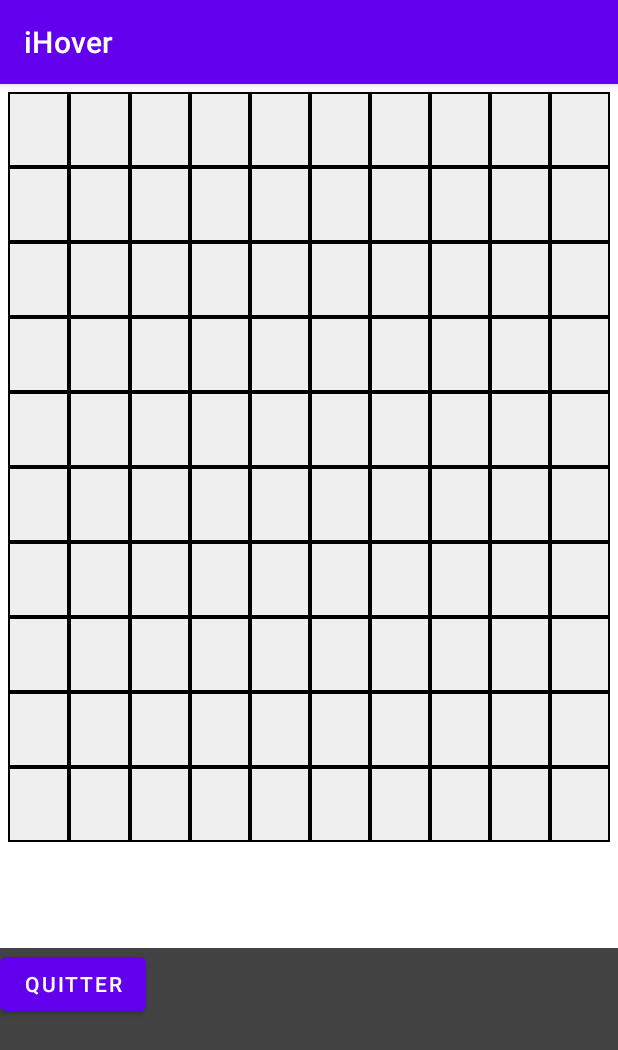
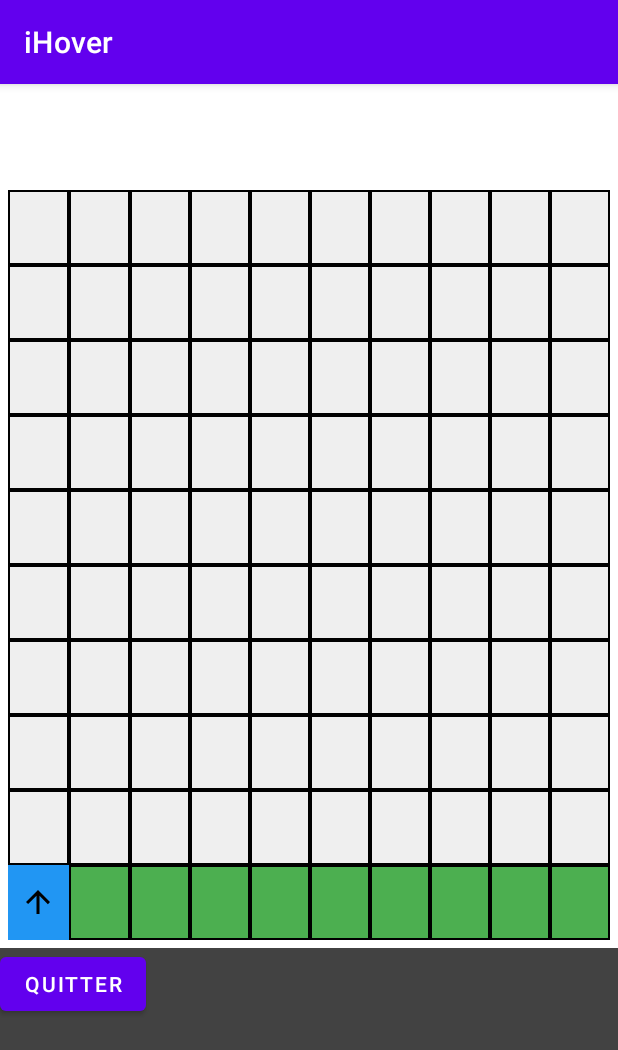
Before and after one commit to ousmane-diallo-sio/iHoover, an Android app: the screen it shows after launch (GridActivity), after a tap on "CRÉER LA GRILLE", on a phone screen of 412 x 824 dp. Shown: the top 1050 px of the screen. Run offline under Robolectric (Android 15) with nearby library versions, the phone set to English and light mode, and no system bars.

Commit message:
10/08/2022 C3

```diff
--- a/app/src/main/java/com/yanport/GridActivity.java
+++ b/app/src/main/java/com/yanport/GridActivity.java
@@ -8,12 +8,19 @@ import android.content.Context;
 import android.content.Intent;
 import android.os.Bundle;
 import android.util.Log;
+import android.util.Pair;
 import android.view.LayoutInflater;
 import android.view.View;
 import android.view.ViewGroup;
+import android.widget.ImageView;
 import android.widget.LinearLayout;
 import android.widget.TableLayout;
 import android.widget.TextView;
+
+import com.yanport.entites.Vacuum;
+
+import java.util.ArrayList;
+import java.util.List;
 
 public class GridActivity extends AppCompatActivity {
 
@@ -41,7 +48,6 @@ public class GridActivity extends AppCompatActivity {
 
         LayoutInflater inflater = (LayoutInflater) getSystemService(Context.LAYOUT_INFLATER_SERVICE);
 
-
         for(int i = 0; i < this.gridHeight; i++){
             LinearLayout row = (LinearLayout) inflater.inflate(R.layout.grid_row, null);
             for(int j = 0; j < this.gridLength; j++){
@@ -51,12 +57,15 @@ public class GridActivity extends AppCompatActivity {
             gridContainer.addView(row);
         }
 
-        /*LinearLayout layout = (LinearLayout) this.gridContainer.getChildAt(5);
-        LinearLayout case1 = (LinearLayout) layout.getChildAt(4);
+        Vacuum vacuum = new Vacuum(new Pair<>(gridLength, gridHeight), new ImageView(this));
+
+        LinearLayout layout = (LinearLayout) this.gridContainer.getChildAt(0);
+        layout.setBackgroundResource(R.color.green);
+        LinearLayout case1 = (LinearLayout) layout.getChildAt(0);
         case1.setBackgroundResource(R.color.blue);
         TextView tv = new TextView(this);
         tv.setText("Test");
-        case1.addView(tv);*/
+        case1.addView(vacuum.getVacuumImg());
 
 
 
--- a/app/src/main/java/com/yanport/MainActivity.java
+++ b/app/src/main/java/com/yanport/MainActivity.java
@@ -27,7 +27,7 @@ public class MainActivity extends AppCompatActivity {
         this.spHeight = findViewById(R.id.spHeight);
         this.spLength = findViewById(R.id.spLength);
 
-        for(int i=2; i<11; i++){
+        for(int i=7; i<11; i++){
             possibleValues.add(i);
             Log.i(this.logTag, String.format("Ajout de l'élement n°%s à la liste", i));
         }
--- a/app/src/main/java/com/yanport/entites/Coordinates.java
+++ b/app/src/main/java/com/yanport/entites/Coordinates.java
@@ -1,5 +1,6 @@
 package com.yanport.entites;
 
+import android.util.Log;
 import android.widget.Toast;
 
 
@@ -11,6 +12,8 @@ import java.util.Arrays;
 import java.util.List;
 
 public class Coordinates {
+
+    private String logTag = "Coordinates";
 
     // Position de l'aspirateur, la 1ère valeur correspond à x et la 2ème à y.
     private MutablePair<Integer, Integer> position = new MutablePair<>(5,5);
@@ -82,6 +85,7 @@ public class Coordinates {
                     this.decreasePositionY();
             }
         }
+        Log.i(logTag, String.format("Position actuelle : [%s, %s]", this.position.first, this.position.second));
         return this.position;
     }
 
@@ -101,6 +105,7 @@ public class Coordinates {
                 this.orientation = orientations.get(orientations.indexOf(this.orientation) -1);
             }
         }
+        Log.i(logTag, String.format("Orientation actuelle : %s", this.orientation));
         return this.orientation;
     }
 
--- a/app/src/main/java/com/yanport/entites/Vacuum.java
+++ b/app/src/main/java/com/yanport/entites/Vacuum.java
@@ -1,6 +1,14 @@
 package com.yanport.entites;
 
+import android.content.Context;
+import android.text.Layout;
 import android.util.Pair;
+import android.view.LayoutInflater;
+import android.view.View;
+import android.widget.ImageView;
+
+import com.yanport.GridActivity;
+import com.yanport.R;
 
 import java.util.ArrayList;
 import java.util.List;
@@ -8,9 +16,12 @@ import java.util.List;
 public class Vacuum {
 
     private Coordinates coordinates;
+    private ImageView vacuumImg;
 
-    public Vacuum(Pair<Integer, Integer> gridDimension){
+    public Vacuum(Pair<Integer, Integer> gridDimension, ImageView vacuumImg){
         this.coordinates = new Coordinates(gridDimension);
+        this.vacuumImg = vacuumImg;
+        this.vacuumImg.setBackgroundResource(R.drawable.vacuum);
     }
 
     public Coordinates move(List<Commands> commands){
@@ -24,4 +35,11 @@ public class Vacuum {
         return this.coordinates;
     }
 
+    public Coordinates getCoordinates(){
+        return this.coordinates;
+    }
+
+    public ImageView getVacuumImg() {
+        return vacuumImg;
+    }
 }
--- a/app/src/main/res/layout/activity_grid.xml
+++ b/app/src/main/res/layout/activity_grid.xml
@@ -17,7 +17,10 @@
             android:layout_height="0dp"
             android:layout_weight="3"
             android:padding="5dp"
-            android:stretchColumns="1"/>
+            android:stretchColumns="1"
+            android:orientation="vertical"
+            android:animateLayoutChanges="true"
+            android:rotation="180" />
 
         <LinearLayout
             android:layout_width="match_parent"
--- a/app/src/main/res/layout/grid_box.xml
+++ b/app/src/main/res/layout/grid_box.xml
@@ -3,6 +3,7 @@
     android:layout_width="50dp"
     android:layout_height="50dp"
     android:layout_weight="1"
+    android:gravity="center"
     android:background="@drawable/grid_box_border"
     xmlns:android="http://schemas.android.com/apk/res/android"
     android:orientation="horizontal" />
--- a/app/src/main/res/layout/grid_row.xml
+++ b/app/src/main/res/layout/grid_row.xml
@@ -5,6 +5,7 @@
     android:layout_weight="1"
     android:orientation="horizontal"
     android:background="#10000000"
+    android:rotation="180"
     xmlns:android="http://schemas.android.com/apk/res/android">
 
 
```
